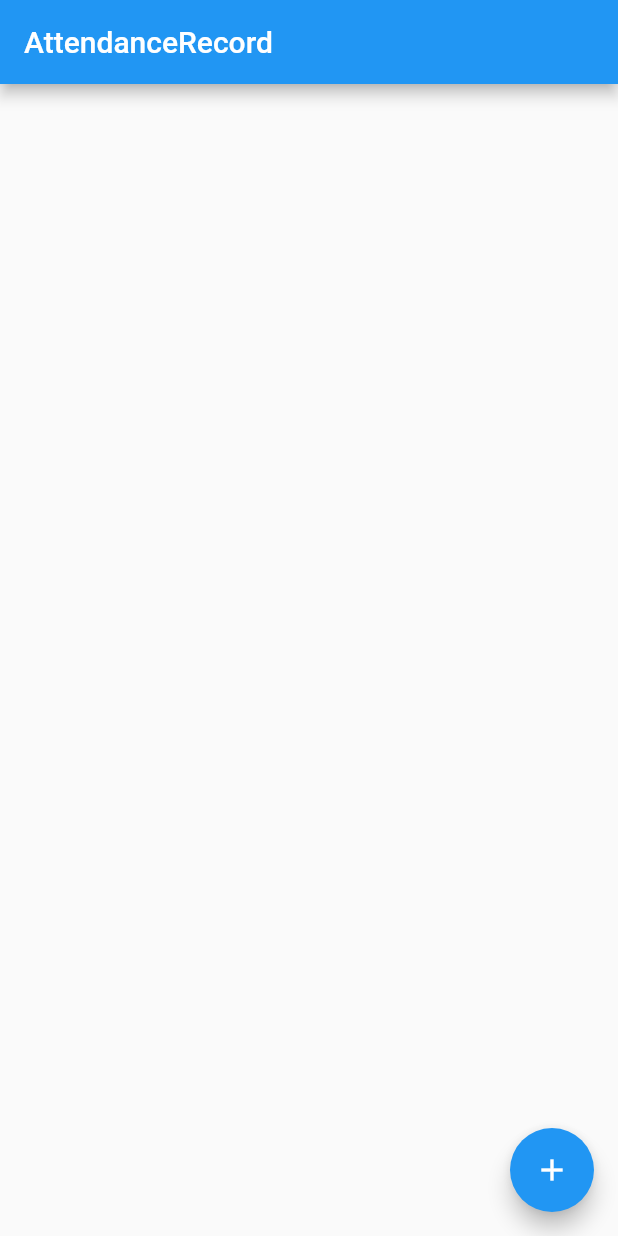
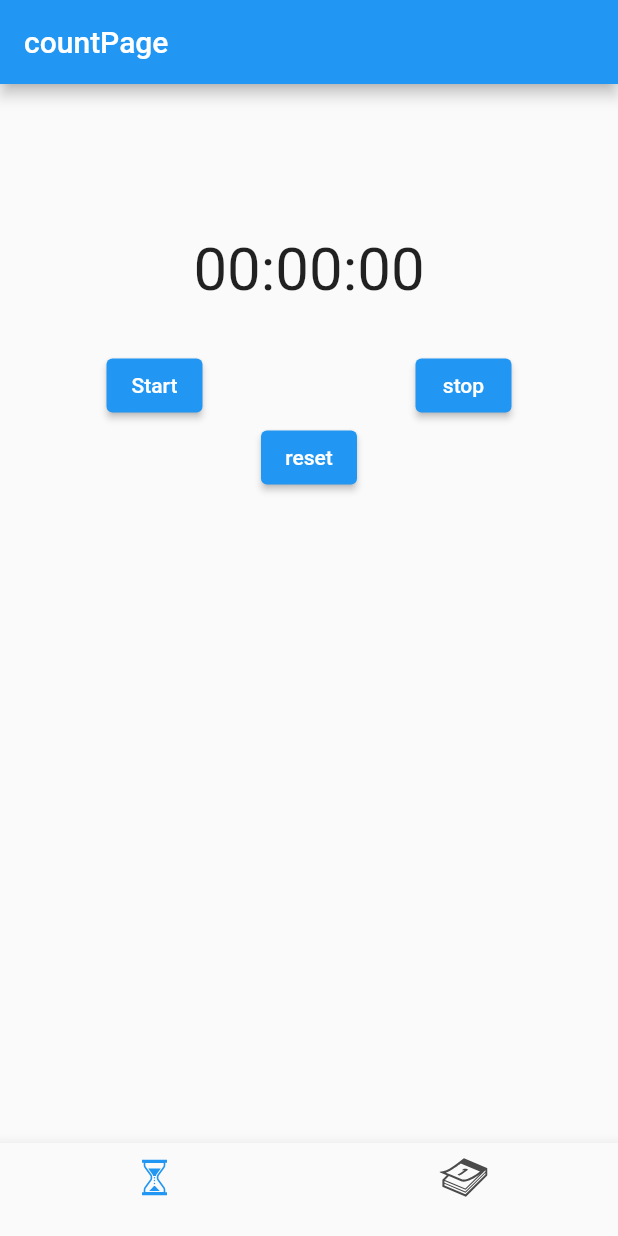
Before and after one commit to tatsukikane/attendance-record-app, a Flutter app: the screen it shows after launch, on a phone screen of 412 x 824 dp. Run offline on Flutter 3.47's test engine with Material 2 defaults, Android fonts, the phone set to English and light mode, and no system bars; our stand-ins replace flutter_riverpod, flutter_svg, sqflite; accounts and stored records are empty.

Commit message:
countPage作成

```diff
--- /dev/null
+++ b/lib/controllers/tab_page_controller.dart
@@ -0,0 +1,25 @@
+import 'package:attendance_record_app/pages/count/count_page.dart';
+import 'package:attendance_record_app/pages/diary/diary_page.dart';
+import 'package:flutter_riverpod/flutter_riverpod.dart';
+
+final tabPageControllerProvider = Provider((ref) {
+  return TabPageController(ref: ref);
+});
+
+final currentIndexProvider = StateProvider<int>((ref) => 0);
+
+
+class TabPageController {
+  final ProviderRef ref;
+  TabPageController({required this.ref});
+
+  static const pages = [
+    CountPage(),
+    DiaryPage(),
+  ];
+  void onItemTapped(int index) {
+    ref.read(currentIndexProvider.notifier).state = index;
+
+  }
+
+}
--- a/lib/main.dart
+++ b/lib/main.dart
@@ -1,4 +1,6 @@
-import 'package:attendance_record_app/pages/journals_page.dart';
+import 'package:attendance_record_app/pages/count/count_page.dart';
+import 'package:attendance_record_app/pages/diary/diary_page.dart';
+import 'package:attendance_record_app/pages/tab/tab_page.dart';
 import 'package:flutter/material.dart';
 import 'package:flutter_riverpod/flutter_riverpod.dart';
 
@@ -13,7 +15,9 @@ class MyApp extends StatelessWidget {
   Widget build(BuildContext context) {
     return const MaterialApp(
       debugShowCheckedModeBanner: false,
-      home: JournalsPage(),
+      // home: CountPage(),
+      home: TabPage(),
+      // home: JournalsPage(),
     );
   }
 }
--- /dev/null
+++ b/lib/pages/count/count_page.dart
@@ -0,0 +1,86 @@
+import 'package:attendance_record_app/controllers/count_page_controller.dart';
+import 'package:flutter/material.dart';
+import 'package:flutter_riverpod/flutter_riverpod.dart';
+
+class CountPage extends ConsumerWidget {
+  const CountPage({Key? key}) : super(key: key);
+
+  @override
+  Widget build(BuildContext context, WidgetRef ref) {
+    // final journalsController = ref.read(journalsNotifierProvider.notifier);
+    // final journals = ref.watch(journalsNotifierProvider);
+    // journalsController.refreshJournals();
+    final countPageController = ref.read(countPageControllerProvider);
+
+    return Scaffold(
+        appBar: AppBar(
+          title: const Text("countPage"),
+        ),
+        body: Container(
+          child: Column(
+            children: [
+              const SizedBox(height: 100),
+              Container(
+                alignment: Alignment.center,
+                child: Text(
+                  ref.watch(timerDisplayProvider),
+                  style: const TextStyle(
+                    fontSize: 40
+                  ),
+                ),
+              ),
+              const SizedBox(height: 30),
+              Row(
+                mainAxisAlignment: MainAxisAlignment.spaceAround,
+                children: [
+                  ElevatedButton(
+                    onPressed: () {
+                      countPageController.startStopWatch();
+                    },
+                    child: const Text(
+                      "Start",
+                      style: TextStyle(
+                        color: Colors.white,
+                      ),
+                    ),
+                    style: ElevatedButton.styleFrom(
+                      foregroundColor: Colors.black, //押したときの色！！
+                    ),
+                  ),
+                  ElevatedButton(
+                    onPressed: () {
+                      countPageController.stopStopWatch();
+
+                    },
+                    child: const Text(
+                      "stop",
+                      style: TextStyle(
+                        color: Colors.white,
+                      ),
+                    ),
+                    style: ElevatedButton.styleFrom(
+                      foregroundColor: Colors.black, //押したときの色！！
+                    ),
+                  ),
+                ],
+              ),
+              ElevatedButton(
+                onPressed: () {
+                      countPageController.resetStopWatch();
+
+                },
+                child: const Text(
+                  "reset",
+                  style: TextStyle(
+                    color: Colors.white,
+                  ),
+                ),
+                style: ElevatedButton.styleFrom(
+                  foregroundColor: Colors.black, //押したときの色！！
+                ),
+              ),
+            ],
+          ),
+        ));
+  }
+}
--- a/lib/pages/journals_page.dart
+++ b/lib/pages/diary/diary_page.dart
@@ -1,16 +1,15 @@
-import 'package:attendance_record_app/pages/journals_page_controller.dart';
+import 'package:attendance_record_app/controllers/diary_page_controller.dart';
 import 'package:flutter/material.dart';
 import 'package:flutter_riverpod/flutter_riverpod.dart';
 
-class JournalsPage extends ConsumerWidget {
-  const JournalsPage({Key? key}) : super(key: key);
+class DiaryPage extends ConsumerWidget {
+  const DiaryPage({Key? key}) : super(key: key);
 
   @override
   Widget build(BuildContext context, WidgetRef ref) {
-
-    final journalsController = ref.read(journalsNotifierProvider.notifier);
-    final journals = ref.watch(journalsNotifierProvider);
-    journalsController.refreshJournals();
+    final diaryController = ref.read(diaryPageNotifierProvider.notifier);
+    final diary = ref.watch(diaryPageNotifierProvider);
+    diaryController.refreshDiary();
 
     return Scaffold(
       appBar: AppBar(
@@ -21,25 +20,26 @@ class JournalsPage extends ConsumerWidget {
               child: CircularProgressIndicator(),
             )
           : ListView.builder(
-              itemCount: journals.length,
+              itemCount: diary.length,
               itemBuilder: (context, index) => Card(
                 color: Colors.orange[200],
                 margin: const EdgeInsets.all(15),
                 child: ListTile(
-                  title: Text(journals[index]['title']),
-                  subtitle: Text(journals[index]['description']),
+                  title: Text(diary[index].totalTime.toString()),
+                  subtitle: Text(diary[index].startedAt.day.toString()),
                   trailing: SizedBox(
                     width: 100,
                     child: Row(
                       children: [
                         IconButton(
-                          onPressed: () => journalsController.showForm(
-                              journals[index]['id'], context),
+                          // onPressed: () => journalsController.showForm(
+                          //     journals[index].id, context),
+                          onPressed: () {},
                           icon: const Icon(Icons.edit),
                         ),
                         IconButton(
-                            onPressed: () => journalsController
-                                .deleteItem(journals[index]['id'], context),
+                            onPressed: () => diaryController.deleteItem(
+                                diary[index].id, context),
                             icon: const Icon(Icons.delete))
                       ],
                     ),
@@ -47,9 +47,6 @@ class JournalsPage extends ConsumerWidget {
                 ),
               ),
             ),
-      floatingActionButton: FloatingActionButton(
-          child: const Icon(Icons.add),
-          onPressed: () => journalsController.showForm(null, context)),
     );
   }
 }
--- /dev/null
+++ b/lib/pages/tab/tab_page.dart
@@ -0,0 +1,159 @@
+import 'package:attendance_record_app/controllers/tab_page_controller.dart';
+import 'package:flutter/material.dart';
+import 'package:flutter_riverpod/flutter_riverpod.dart';
+import 'package:flutter_svg/flutter_svg.dart';
+
+class TabPage extends ConsumerWidget {
+  const TabPage({super.key});
+
+  @override
+  Widget build(BuildContext context, WidgetRef ref) {
+    final tabPageController = ref.read(tabPageControllerProvider);
+    final currentIndex = ref.watch(currentIndexProvider);
+
+    return Scaffold(
+      body: TabPageController.pages[currentIndex],
+      bottomNavigationBar: BottomNavigationBar(
+        currentIndex: currentIndex,
+        onTap: tabPageController.onItemTapped,
+        items: <BottomNavigationBarItem>[
+          BottomNavigationBarItem(
+              icon: SvgPicture.asset(
+                "images/hourglass.svg",
+                width: 24,
+                height: 24,
+                color: currentIndex == 0 ? Colors.blue : null,
+              ),
+              label: ''),
+          BottomNavigationBarItem(
+              icon: SvgPicture.asset(
+                "images/calendar.svg",
+                width: 32,
+                height: 32,
+                color: currentIndex == 1 ? Colors.blue : null,
+              ),
+              label: ''),
+        ],
+        type: BottomNavigationBarType.fixed,
+      ),
+    );
+  }
+}
+
+// import 'package:flutter/services.dart';
+
+// class TabPageBinding implements Bindings {
+//   @override
+//   void dependencies() {
+//     Get.put(TabPageController());
+//   }
+// }
+
+// class TabPageController extends GetxController {
+//   var currentIndex = 0.obs;
+//   var pages = [];
+
+//   late HomeTabPageController homeTabPageController;
+
+//   StatelessWidget get page {
+//     return pages[currentIndex.value];
+//   }
+
+//   @override
+//   void onInit() async {
+//     homeTabPageController =
+//         Get.put<HomeTabPageController>(HomeTabPageController());
+//     Get.put<BookshelfPageController>(BookshelfPageController());
+//     Get.put<MyProfilePageController>(MyProfilePageController());
+//     Get.put<ViewedComicsPageController>(ViewedComicsPageController());
+//     Get.put<PurchasedComicsPageController>(PurchasedComicsPageController());
+
+//     UserRepository.myProfile().then((currentUser) {
+//       Get.put<User>(currentUser!);
+//     });
+//     pages = [HomeTabPage(), BookshelfPage(), MyProfilePage()];
+
+//     super.onInit();
+//   }
+
+//   onItemTap(int index) {
+//     if (index == currentIndex.value) {
+//       _onCurrentItemTap();
+//     }
+
+//     currentIndex(index);
+//     HapticFeedback.lightImpact();
+//     update();
+//   }
+
+//   _onCurrentItemTap() {
+//     if (page is HomeTabPage) {
+//       homeTabPageController.switchTab(0);
+//     }
+//   }
+// }
+
+// class TabPage extends GetView<TabPageController> {
+//   @override
+//   Widget build(BuildContext context) {
+//     return Scaffold(
+//       body: Obx(
+//         () => controller.page,
+//       ),
+//       bottomNavigationBar: Obx(
+//         () => Theme(
+//           data: ThemeData(
+//             splashColor: Colors.transparent,
+//             highlightColor: Colors.transparent,
+//             tooltipTheme: const TooltipThemeData(
+//               decoration: BoxDecoration(
+//                 color: Colors.transparent,
+//               ),
+//             ),
+//           ),
+//           child: BottomNavigationBar(
+//             backgroundColor: SoracomiColor.surface,
+//             currentIndex: controller.currentIndex.value,
+//             onTap: controller.onItemTap,
+//             unselectedItemColor: SoracomiColor.text,
+//             selectedItemColor: SoracomiColor.primary,
+//             selectedFontSize: 10.0,
+//             unselectedFontSize: 10.0,
+//             items: [
+//               BottomNavigationBarItem(
+//                 icon: SvgPicture.asset(
+//                   controller.currentIndex.value == 0
+//                       ? "images/tab_home_on.svg"
+//                       : "images/tab_home.svg",
+//                   width: 24,
+//                   height: 24,
+//                 ),
+//                 label: LocaleStrings.homeTab(),
+//               ),
+//               BottomNavigationBarItem(
+//                 icon: SvgPicture.asset(
+//                   controller.currentIndex.value == 1
+//                       ? "images/tab_library_on.svg"
+//                       : "images/tab_library.svg",
+//                   width: 24,
+//                   height: 24,
+//                 ),
+//                 label: LocaleStrings.libraryTab(),
+//               ),
+//               BottomNavigationBarItem(
+//                 icon: SvgPicture.asset(
+//                   controller.currentIndex.value == 2
+//                       ? "images/tab_mypage_on.svg"
+//                       : "images/tab_mypage.svg",
+//                   width: 24,
+//                   height: 24,
+//                 ),
+//                 label: LocaleStrings.mypageTab(),
+//               ),
+//             ],
+//           ),
+//         ),
+//       ),
+//     );
+//   }
+// }
--- a/pubspec.yaml
+++ b/pubspec.yaml
@@ -38,6 +38,7 @@ dependencies:
   cupertino_icons: ^1.0.2
   sqflite: ^2.2.2
   flutter_riverpod: ^2.1.3
+  flutter_svg: ^1.1.6
 
 dev_dependencies:
   flutter_test:
@@ -62,8 +63,8 @@ flutter:
   uses-material-design: true
 
   # To add assets to your application, add an assets section, like this:
-  # assets:
-  #   - images/a_dot_burr.jpeg
+  assets:
+    - images/
   #   - images/a_dot_ham.jpeg
 
   # An image asset can refer to one or more resolution-specific "variants", see
```
Also changed, not shown: lib/controllers/count_page_controller.dart (added, +64 -0 lines), lib/controllers/diary_page_controller.dart (added, +33 -0 lines), lib/models/attendace_recoard.dart (added, +13 -0 lines), lib/pages/journals_page_controller.dart (deleted, +0 -100 lines), lib/service/sql_helper.dart (+31 -13 lines), images/calendar.svg (added), images/hourglass.svg (added), pubspec.lock.
